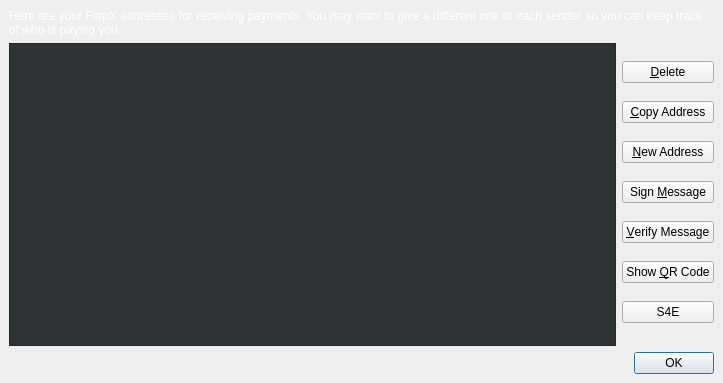
First picture: the form in src/qt/forms/addressbookpage.ui, repository hanzou-x/flapxcoin, before the edit.
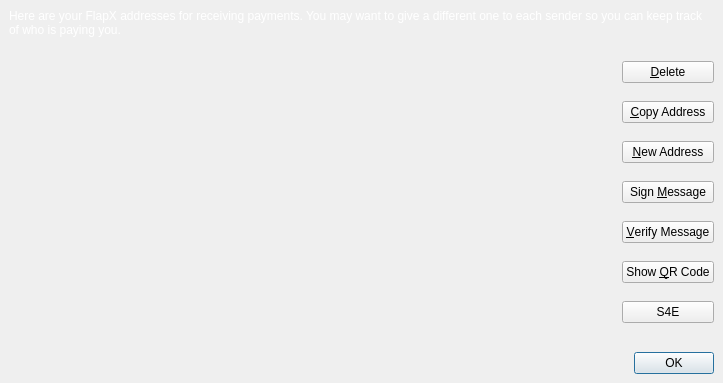
Second picture: the form after the edit. Icons and pictures are not drawn.

Diff of the .ui file:
```diff
--- a/src/qt/forms/addressbookpage.ui
+++ b/src/qt/forms/addressbookpage.ui
@@ -167,10 +167,10 @@
                  </colorrole>
                  <colorrole role="Button">
                   <brush brushstyle="SolidPattern">
-                   <color alpha="255">
-                    <red>255</red>
-                    <green>255</green>
-                    <blue>255</blue>
+                   <color alpha="0">
+                    <red>0</red>
+                    <green>0</green>
+                    <blue>0</blue>
                    </color>
                   </brush>
                  </colorrole>
@@ -220,20 +220,20 @@
                   </brush>
                  </colorrole>
                  <colorrole role="Base">
-                  <brush brushstyle="SolidPattern">
+                  <brush brushstyle="NoBrush">
                    <color alpha="255">
-                    <red>46</red>
-                    <green>52</green>
-                    <blue>54</blue>
+                    <red>0</red>
+                    <green>0</green>
+                    <blue>0</blue>
                    </color>
                   </brush>
                  </colorrole>
                  <colorrole role="Window">
                   <brush brushstyle="SolidPattern">
-                   <color alpha="255">
-                    <red>46</red>
-                    <green>52</green>
-                    <blue>54</blue>
+                   <color alpha="0">
+                    <red>0</red>
+                    <green>0</green>
+                    <blue>0</blue>
                    </color>
                   </brush>
                  </colorrole>
@@ -277,10 +277,10 @@
                  </colorrole>
                  <colorrole role="Button">
                   <brush brushstyle="SolidPattern">
-                   <color alpha="255">
-                    <red>255</red>
-                    <green>255</green>
-                    <blue>255</blue>
+                   <color alpha="0">
+                    <red>0</red>
+                    <green>0</green>
+                    <blue>0</blue>
                    </color>
                   </brush>
                  </colorrole>
@@ -330,20 +330,20 @@
                   </brush>
                  </colorrole>
                  <colorrole role="Base">
-                  <brush brushstyle="SolidPattern">
+                  <brush brushstyle="NoBrush">
                    <color alpha="255">
-                    <red>46</red>
-                    <green>52</green>
-                    <blue>54</blue>
+                    <red>0</red>
+                    <green>0</green>
+                    <blue>0</blue>
                    </color>
                   </brush>
                  </colorrole>
                  <colorrole role="Window">
                   <brush brushstyle="SolidPattern">
-                   <color alpha="255">
-                    <red>46</red>
-                    <green>52</green>
-                    <blue>54</blue>
+                   <color alpha="0">
+                    <red>0</red>
+                    <green>0</green>
+                    <blue>0</blue>
                    </color>
                   </brush>
                  </colorrole>
@@ -387,10 +387,10 @@
                  </colorrole>
                  <colorrole role="Button">
                   <brush brushstyle="SolidPattern">
-                   <color alpha="255">
-                    <red>255</red>
-                    <green>255</green>
-                    <blue>255</blue>
+                   <color alpha="0">
+                    <red>0</red>
+                    <green>0</green>
+                    <blue>0</blue>
                    </color>
                   </brush>
                  </colorrole>
@@ -440,20 +440,20 @@
                   </brush>
                  </colorrole>
                  <colorrole role="Base">
-                  <brush brushstyle="SolidPattern">
+                  <brush brushstyle="NoBrush">
                    <color alpha="255">
-                    <red>46</red>
-                    <green>52</green>
-                    <blue>54</blue>
+                    <red>0</red>
+                    <green>0</green>
+                    <blue>0</blue>
                    </color>
                   </brush>
                  </colorrole>
                  <colorrole role="Window">
                   <brush brushstyle="SolidPattern">
-                   <color alpha="255">
-                    <red>46</red>
-                    <green>52</green>
-                    <blue>54</blue>
+                   <color alpha="0">
+                    <red>0</red>
+                    <green>0</green>
+                    <blue>0</blue>
                    </color>
                   </brush>
                  </colorrole>
@@ -490,6 +490,9 @@
               <property name="contextMenuPolicy">
                <enum>Qt::CustomContextMenu</enum>
               </property>
+              <property name="styleSheet">
+               <string notr="true">background:transparent;</string>
+              </property>
               <property name="tabKeyNavigation">
                <bool>false</bool>
               </property>
```
